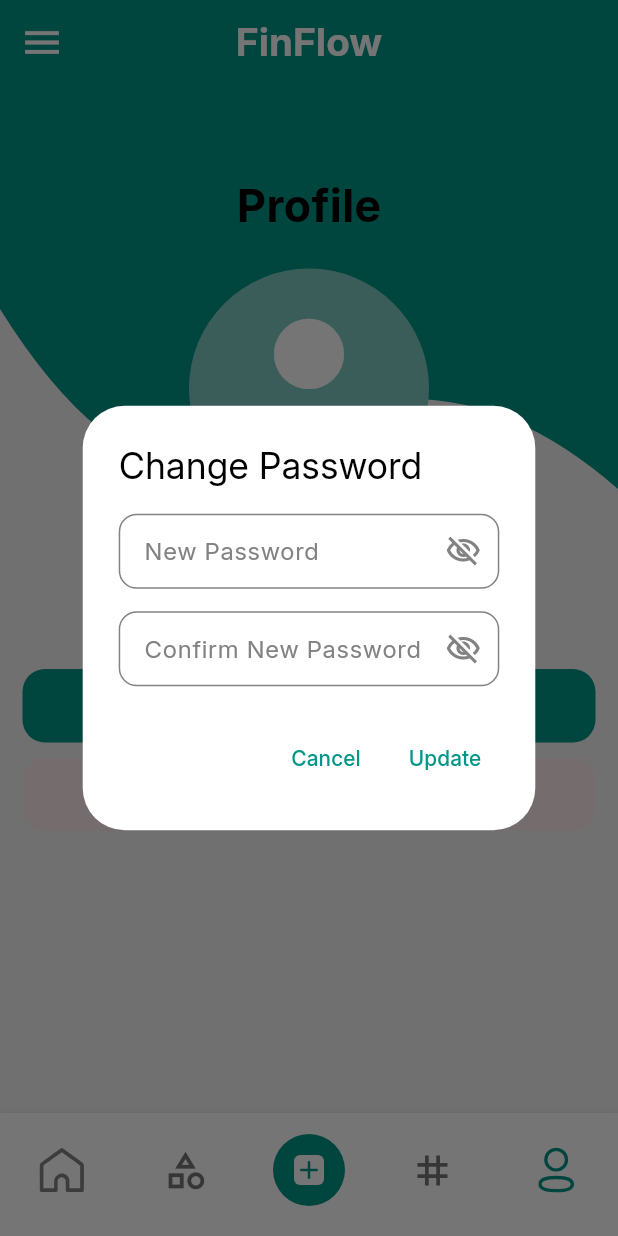
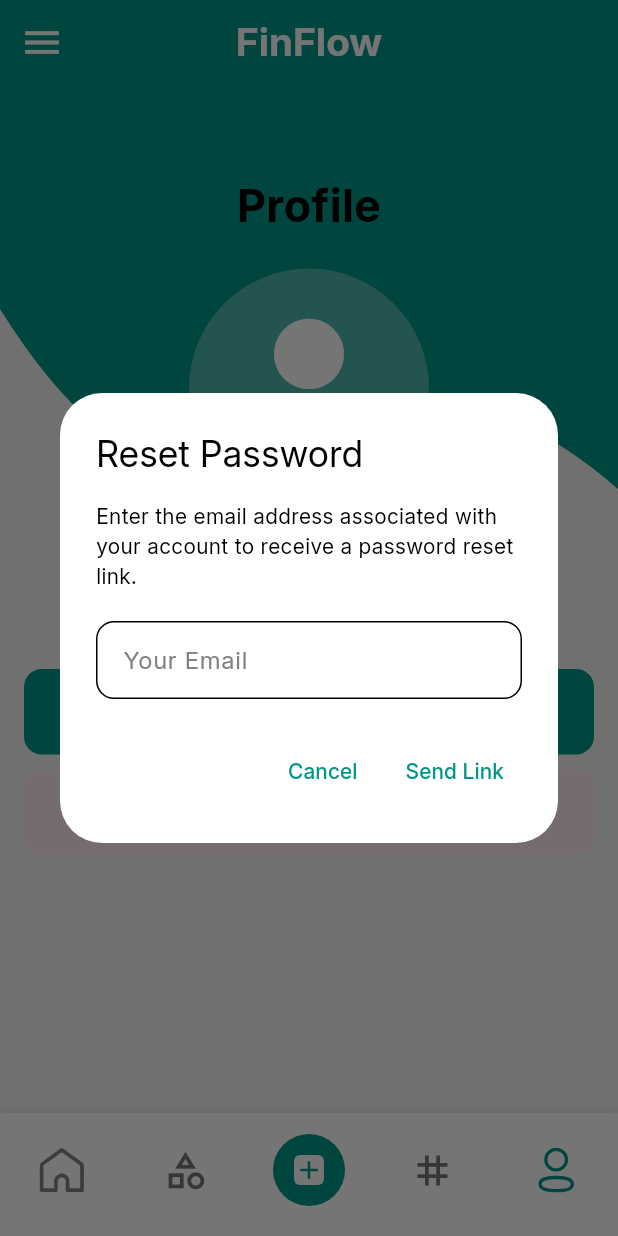
Before and after one commit to OmarAfifi-CSE/FinFlow, a Flutter app: the ProfileScreen screen opened by its route, after a tap on "Change Password", on a phone screen of 412 x 824 dp. Run offline on Flutter 3.47's test engine with Material 3 defaults, Android fonts, the phone set to English and light mode, and no system bars; our stand-ins replace connectivity_plus, flutter_svg, go_router, shared_preferences, supabase_flutter; accounts and stored records are empty; network calls fail.

Commit message:
refactor profile screen

```diff
--- a/lib/componants/my_button.dart
+++ /dev/null
@@ -1,46 +0,0 @@
-import 'package:flutter/material.dart';
-
-class MyButton extends StatelessWidget {
-  final String button_msg;
-  final Icon? button_icon;
-  final VoidCallback? onPressed;
-  final Color bgColor;
-  final Color fgColor;
-  final double padding;
-  final double borderRadius;
-
-  const MyButton({
-    super.key,
-    required this.button_msg,
-    this.button_icon,
-    required this.bgColor,
-    required this.fgColor,
-    this.onPressed,
-    required this.padding,
-    required this.borderRadius,
-  });
-
-  @override
-  Widget build(BuildContext context) {
-    return Padding(
-      padding: const EdgeInsets.symmetric(horizontal: 0.0),
-      child: SizedBox(
-        width: double.infinity,
-        child: ElevatedButton.icon(
-          onPressed: onPressed,
-          label: Text(button_msg, style: const TextStyle(fontSize: 20)),
-          icon: button_icon,
-          style: ElevatedButton.styleFrom(
-            backgroundColor: bgColor,
-            foregroundColor: fgColor,
-            padding: EdgeInsets.all(padding),
-            shape: RoundedRectangleBorder(
-              borderRadius: BorderRadius.circular(borderRadius),
-            ),
-            elevation: 0, // Shadow elevation
-          ),
-        ),
-      ),
-    );
-  }
-}
--- a/lib/componants/my_textfield.dart
+++ /dev/null
@@ -1,93 +0,0 @@
-import 'package:flutter/material.dart';
-
-class MyTextfield extends StatefulWidget {
-  final TextEditingController? controller;
-  final String hintText;
-  final bool obscureText;
-  final GlobalKey<FormState>? formKey;
-  final String? valMessage;
-  final Color? backgroundColor;
-  final Color? borderSideColor;
-  final int? maxLines;
-  final ValueChanged<String>? onChanged;
-
-  const MyTextfield({
-    Key? key,
-    this.controller,
-    required this.hintText,
-    required this.obscureText,
-    this.formKey,
-    this.valMessage,
-    this.backgroundColor,
-    this.borderSideColor,
-    this.maxLines,
-    this.onChanged,
-  }) : super(key: key);
-
-  @override
-  _MyTextfieldState createState() => _MyTextfieldState();
-}
-
-class _MyTextfieldState extends State<MyTextfield> {
-  late bool _obscureText;
-
-  @override
-  void initState() {
-    super.initState();
-    _obscureText = widget.obscureText;
-  }
-
-  @override
-  Widget build(BuildContext context) {
-    return Padding(
-      padding: const EdgeInsets.symmetric(horizontal: 0.0),
-      child: Form(
-        key: widget.formKey,
-        child: TextFormField(
-          maxLines: widget.maxLines ?? 1,
-          validator: (value) {
-            if (value!.isEmpty) {
-              return widget.valMessage;
-            }
-            return null;
-          },
-          controller: widget.controller,
-          obscureText: _obscureText,
-          decoration: InputDecoration(
-            contentPadding: const EdgeInsets.all(13),
-            enabledBorder: OutlineInputBorder(
-              borderRadius: BorderRadius.circular(12),
-              borderSide: BorderSide(
-                color: widget.borderSideColor ?? Color(0xFF828282),
-              ),
-            ),
-            focusedBorder: OutlineInputBorder(
-              borderRadius: BorderRadius.circular(12),
-              borderSide: BorderSide(color: Colors.teal.shade600, width: 2),
-            ),
-            fillColor: widget.backgroundColor ?? Colors.white,
-            filled: true,
-            hintText: widget.hintText,
-            hintStyle: const TextStyle(color: Color(0xFF828282)),
-            suffixIcon: widget.obscureText
-                ? IconButton(
-                    icon: Icon(
-                      _obscureText
-                          ? Icons.visibility_off_outlined
-                          : Icons.visibility_outlined,
-                      color: const Color(0xFF828282),
-                    ),
-                    onPressed: () {
-                      setState(() {
-                        _obscureText = !_obscureText;
-                      });
-                    },
-                  )
-                : null,
-          ),
-          onChanged: widget.onChanged,
-        ),
-      ),
-    );
-  }
-}
--- a/lib/screens/profile_screen.dart
+++ b/lib/screens/profile_screen.dart
@@ -1,9 +1,10 @@
+import 'package:expense_manager/widgets/custom_primary_button.dart';
+import 'package:expense_manager/widgets/custom_text_form_field.dart';
 import 'package:flutter/material.dart';
-import 'package:supabase_flutter/supabase_flutter.dart';
+import 'package:go_router/go_router.dart';
 
-import '../componants/my_textfield.dart';
-import '../componants/wave_clipper.dart';
-import '../componants/my_button.dart';
+import '../styling/app_colors.dart';
+import '../widgets/wave_clipper.dart';
 import '../main.dart'; // Import for the global supabase client
 
 class ProfileScreen extends StatefulWidget {
@@ -25,13 +26,10 @@ class _ProfileScreenState extends State<ProfileScreen> {
 
   /// Fetches user data from Supabase and updates the state.
   void _loadUserData() {
-    // A post-frame callback ensures that the context is available
-    // and that we're not trying to update state during a build.
     WidgetsBinding.instance.addPostFrameCallback((_) {
       final user = supabase.auth.currentUser;
       if (user != null && mounted) {
         setState(() {
-          // The username is stored in the user_metadata field.
           _username = user.userMetadata?['username'] ?? 'No username set';
           _email = user.email ?? 'No email found';
         });
@@ -39,119 +37,127 @@ class _ProfileScreenState extends State<ProfileScreen> {
     });
   }
 
-  void _showChangePasswordDialog(BuildContext context) {
-    final newPasswordController = TextEditingController();
-    final confirmPasswordController = TextEditingController();
-    String? errorMessage;
-    bool isUpdating = false;
+  Future<void> _showChangePasswordDialog() async {
+    final TextEditingController forgotEmailController = TextEditingController();
+    final formKey = GlobalKey<FormState>();
+    bool isDialogLoading = false;
 
-    showDialog(
+    return showDialog<void>(
       context: context,
-      builder: (dialogContext) {
+      // Use a StatefulBuilder to manage the dialog's loading state
+      builder: (BuildContext context) {
         return StatefulBuilder(
           builder: (context, setDialogState) {
             return AlertDialog(
-              title: const Text("Change Password"),
-              content: Column(
+              title: const Text('Reset Password'),
+              content: Form(
+                key: formKey,
+                child: Column(
                   mainAxisSize: MainAxisSize.min,
-                children: [
-                  MyTextfield(
-                    controller: newPasswordController,
-                    hintText: "New Password",
-                    obscureText: true,
-                    valMessage: "Enter a new password",
+                  children: <Widget>[
+                    if (isDialogLoading)
+                      const Padding(
+                        padding: EdgeInsets.symmetric(vertical: 20.0),
+                        child: Center(child: CircularProgressIndicator()),
+                      )
+                    else ...[
+                      const Text(
+                        'Enter the email address associated with your account'
+                        ' to receive a password reset link.',
                       ),
-                  const SizedBox(height: 15),
-                  MyTextfield(
-                    controller: confirmPasswordController,
-                    hintText: "Confirm New Password",
-                    obscureText: true,
-                    valMessage: "Confirm your new password",
+                      const SizedBox(height: 20),
+                      CustomTextFormField(
+                        controller: forgotEmailController,
+                        hintText: 'Your Email',
+                        obscureText: false,
+                        valMessage: 'Please enter your email',
                       ),
-                  if (errorMessage != null)
-                    Padding(
-                      padding: const EdgeInsets.only(top: 15.0),
-                      child: Text(
-                        errorMessage!,
-                        style: TextStyle(
-                          color: Theme.of(context).colorScheme.error,
+                    ],
+                  ],
                 ),
               ),
+              actions: <Widget>[
+                TextButton(
+                  onPressed: isDialogLoading
+                      ? null
+                      : () {
+                          context.pop();
+                        },
+                  child: const Text('Cancel'),
                 ),
-                ],
-              ),
-              actions: [
                 TextButton(
-                  onPressed: () => Navigator.of(dialogContext).pop(),
-                  child: const Text("Cancel"),
-                ),
-                if (isUpdating)
-                  const Padding(
-                    padding: EdgeInsets.symmetric(horizontal: 16.0),
-                    child: CircularProgressIndicator(),
-                  )
-                else
-                  TextButton(
-                    onPressed: () async {
-                      // --- 2. PASSWORD UPDATE LOGIC ---
-                      final newPassword = newPasswordController.text.trim();
-                      final confirmPassword = confirmPasswordController.text
-                          .trim();
-
-                      // --- Validation ---
-                      if (newPassword.isEmpty || confirmPassword.isEmpty) {
-                        setDialogState(
-                          () => errorMessage = "Fields cannot be empty.",
-                        );
-                        return;
-                      }
-                      if (newPassword.length < 6) {
-                        setDialogState(
-                          () => errorMessage =
-                              "Password must be at least 6 characters.",
-                        );
-                        return;
-                      }
-                      if (newPassword != confirmPassword) {
-                        setDialogState(
-                          () => errorMessage = "Passwords do not match.",
-                        );
-                        return;
-                      }
-
+                  onPressed: isDialogLoading
+                      ? null
+                      : () async {
+                          if (formKey.currentState!.validate()) {
                             setDialogState(() {
-                        isUpdating = true;
-                        errorMessage = null;
+                              isDialogLoading = true;
                             });
 
                             try {
-                        // --- Supabase Call ---
-                        await supabase.auth.updateUser(
-                          UserAttributes(password: newPassword),
+                              final email = forgotEmailController.text.trim();
+
+                              // Step 1: Call the database function to check if the user exists
+                              final bool userExists = await supabase.rpc(
+                                'check_user_exists',
+                                params: {'user_email': email},
                               );
 
                               if (mounted) {
-                          Navigator.of(dialogContext).pop(); // Close dialog
+                                // Check if widget is still in the tree
+                                if (userExists) {
+                                  // Step 2: If user exists, send the reset email
+                                  await supabase.auth.resetPasswordForEmail(
+                                    email,
+                                    redirectTo:
+                                        'https://omarafifi-cse.github.io/FinFlow/reset-password.html',
+                                  );
+                                  if (context.mounted) {
+                                    context.pop(); // Close the dialog
                                     ScaffoldMessenger.of(context).showSnackBar(
-                            const SnackBar(
-                              content: Text("Password updated successfully!"),
-                              backgroundColor: Colors.green,
+                                      SnackBar(
+                                        content: Text(
+                                          'Password reset link sent! Please check your email.',
+                                        ),
+                                        backgroundColor: Colors.green[600],
                                       ),
                                     );
                                   }
-                      } on AuthException catch (e) {
-                        setDialogState(() {
-                          isUpdating = false;
-                          errorMessage = e.message;
-                        });
+                                } else {
+                                  // Step 3: If user does not exist, show an error
+                                  if (context.mounted) {
+                                    context.pop(); // Close the dialog
+                                    ScaffoldMessenger.of(context).showSnackBar(
+                                      SnackBar(
+                                        content: const Text(
+                                          'No account found with that email address.',
+                                        ),
+                                        backgroundColor: Theme.of(
+                                          context,
+                                        ).colorScheme.error,
+                                      ),
+                                    );
+                                  }
+                                }
+                              }
                             } catch (e) {
-                        setDialogState(() {
-                          isUpdating = false;
-                          errorMessage = "An unexpected error occurred.";
-                        });
+                              if (context.mounted) {
+                                context.pop(); // Close the dialog
+                                ScaffoldMessenger.of(context).showSnackBar(
+                                  SnackBar(
+                                    content: const Text(
+                                      'An unexpected error occurred. Please try again.',
+                                    ),
+                                    backgroundColor: Theme.of(
+                                      context,
+                                    ).colorScheme.error,
+                                  ),
+                                );
+                              }
+                            }
                           }
                         },
-                    child: const Text("Update"),
+                  child: const Text('Send Link'),
                 ),
               ],
             );
@@ -174,17 +180,19 @@ class _ProfileScreenState extends State<ProfileScreen> {
             child: Container(
               width: MediaQuery.of(context).size.width,
               height: 450,
-              decoration: const BoxDecoration(color: Colors.teal),
+              decoration: const BoxDecoration(color: AppColors.primaryColor),
             ),
           ),
           SingleChildScrollView(
             child: Center(
               child: Column(
+                crossAxisAlignment: CrossAxisAlignment.stretch,
                 children: [
                   const Padding(
                     padding: EdgeInsets.only(top: 60, bottom: 20),
                     child: Text(
                       "Profile",
+                      textAlign: TextAlign.center,
                       style: TextStyle(
                         fontSize: 30,
                         fontWeight: FontWeight.bold,
@@ -196,7 +204,7 @@ class _ProfileScreenState extends State<ProfileScreen> {
                     padding: const EdgeInsets.all(0),
                     child: CircleAvatar(
                       radius: 80,
-                      backgroundColor: Colors.teal[200],
+                      backgroundColor: Colors.teal[300],
                       child: const Icon(
                         Icons.person,
                         size: 140,
@@ -207,6 +215,7 @@ class _ProfileScreenState extends State<ProfileScreen> {
                   const SizedBox(height: 15),
                   Text(
                     _username,
+                    textAlign: TextAlign.center,
                     style: TextStyle(
                       fontSize: 20,
                       fontWeight: FontWeight.bold,
@@ -215,6 +224,7 @@ class _ProfileScreenState extends State<ProfileScreen> {
                   ),
                   Text(
                     _email,
+                    textAlign: TextAlign.center,
                     style: TextStyle(
                       fontSize: 16,
                       fontWeight: FontWeight.normal,
@@ -222,32 +232,25 @@ class _ProfileScreenState extends State<ProfileScreen> {
                     ),
                   ),
                   Padding(
-                    padding: const EdgeInsets.fromLTRB(15, 40, 15, 10),
-                    child: MyButton(
-                      button_msg: "Change Password",
-                      button_icon: const Icon(Icons.lock_outline),
-                      onPressed: () async {
-                        _showChangePasswordDialog(context);
-                      },
-                      bgColor: Colors.teal,
-                      fgColor: Colors.white,
-                      padding: MediaQuery.of(context).size.width < 500? 10:15,
-                      borderRadius: 15,
+                    padding: const EdgeInsets.fromLTRB(16, 40, 16, 10),
+                    child: CustomPrimaryButton(
+                      buttonText: 'Change Password',
+                      icon: Icons.lock,
+                      onPressed: _showChangePasswordDialog,
+                      borderRadius: 12,
                     ),
                   ),
-
                   Padding(
                     padding: const EdgeInsets.fromLTRB(15, 0, 15, 40),
-                    child: MyButton(
-                      button_msg: "Log Out",
-                      button_icon: const Icon(Icons.logout),
+                    child: CustomPrimaryButton(
+                      buttonText: 'Log Out',
+                      textColor: Colors.red[700],
+                      icon: Icons.logout,
                       onPressed: () async {
                         await supabase.auth.signOut();
                       },
-                      bgColor: Colors.red[50]!,
-                      fgColor: Colors.red[700]!,
-                      padding: MediaQuery.of(context).size.width < 500? 10:15,
-                      borderRadius: 15,
+                      borderRadius: 12,
+                      buttonColor: Colors.red[50]!,
                     ),
                   ),
                 ],
--- a/lib/widgets/custom_primary_button.dart
+++ b/lib/widgets/custom_primary_button.dart
@@ -5,6 +5,8 @@ import '../styling/app_text_styles.dart';
 class CustomPrimaryButton extends StatelessWidget {
   final String? buttonText;
   final Color? buttonColor;
+  final Color? textColor;
+  final IconData? icon;
   final double? width;
   final double? height;
   final double? borderRadius;
@@ -17,6 +19,8 @@ class CustomPrimaryButton extends StatelessWidget {
     super.key,
     required this.buttonText,
     this.buttonColor,
+    this.textColor,
+    this.icon,
     this.width,
     this.height,
     this.borderRadius,
@@ -32,7 +36,7 @@ class CustomPrimaryButton extends StatelessWidget {
       onPressed: isLoading ? null : onPressed,
       style: ElevatedButton.styleFrom(
         backgroundColor: buttonColor ?? AppColors.primaryColor,
-        foregroundColor: Colors.white,
+        foregroundColor: textColor ?? Colors.white,
         padding: EdgeInsets.symmetric(vertical: verticalPadding ?? 15),
         elevation: elevation ?? 0,
         shape: RoundedRectangleBorder(
@@ -47,7 +51,18 @@ class CustomPrimaryButton extends StatelessWidget {
           ? CircularProgressIndicator(
               color: Theme.of(context).colorScheme.onPrimary,
             )
-          : Text(buttonText ?? ""),
+          : Row(
+              mainAxisAlignment: MainAxisAlignment.center,
+            children: [
+              Icon(
+                icon,
+                color: textColor ?? Colors.white,
+                size: 22,
+              ),
+              SizedBox(width: 8),
+              Text(buttonText ?? ""),
+            ],
+          ),
     );
   }
 }
```
Also changed, not shown: lib/widgets/wave_clipper.dart (renamed from lib/componants/wave_clipper.dart). Lines whose indentation alone changed are shown as unchanged.
